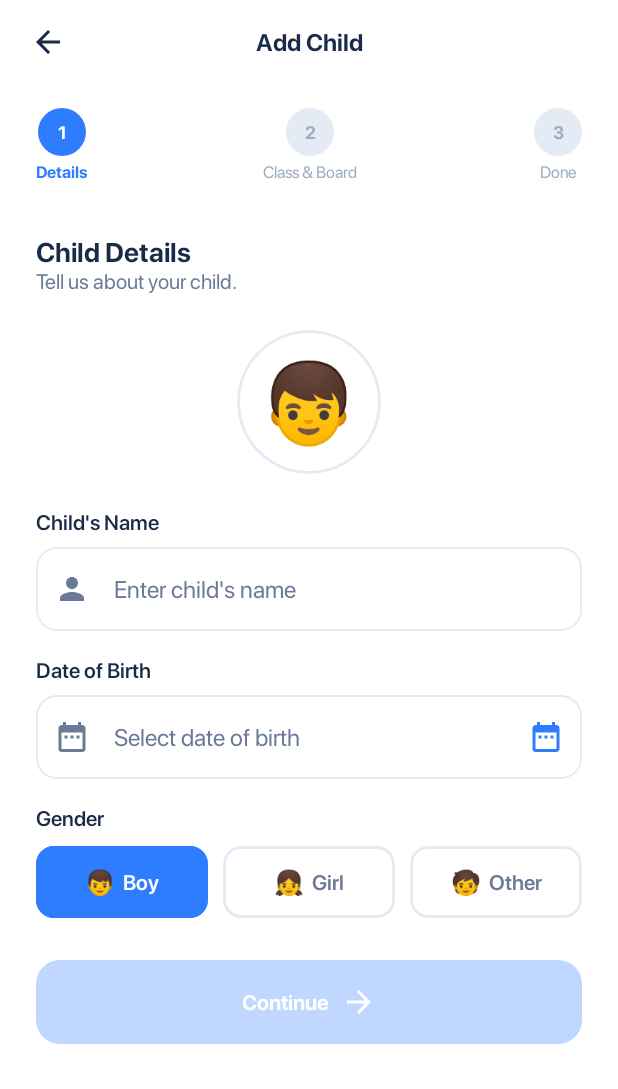
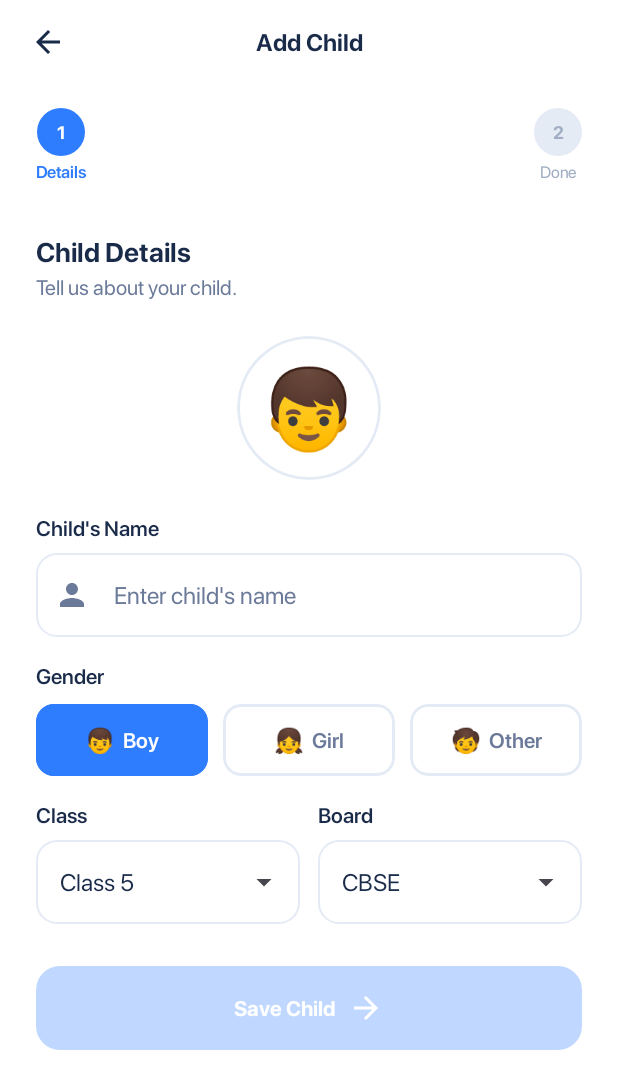
Before and after one commit to userAksh/Eduksha, an Android app built with Jetpack Compose: the AddChildScreen screen opened through its navigation route, after a tap on "Add Your First Child", on a phone screen of 412 x 824 dp. Shown: the top 1089 px of the screen. Run offline under Robolectric (Android 15) with nearby library versions, the phone set to English and light mode, and no system bars; our stand-ins replace Dagger/Hilt's generated code, Firebase (no records; nobody signed in at launch, a user with empty details on screens opened directly); Roboto replaces fonts that are not available here.

Commit message:
Collapse Add Child wizard to 2 steps — remove DOB, merge class/board into details
- Remove Date of Birth field and DatePicker logic entirely
- Merge Class + Board dropdowns into Step 1 (Details)
- Delete ClassBoardStep composable
- Stepper now shows 2 steps: Details → Done
- ViewModel: drop CLASS_BOARD enum value, drop updateDob + continueToClassBoard methods
- ChildDraft no longer has dateOfBirth

Co-Authored-By: Claude Sonnet 4.6 <noreply@anthropic.com>

```diff
--- a/app/src/main/java/com/dobi/app/feature/addchild/AddChildScreen.kt
+++ b/app/src/main/java/com/dobi/app/feature/addchild/AddChildScreen.kt
@@ -153,16 +153,10 @@ fun AddChildScreen(
             AddChildStep.WELCOME -> WelcomeStep(onStart = viewModel::startAdding)
             AddChildStep.DETAILS -> DetailsStep(
                 draft = draft,
+                isSaving = isSaving,
                 error = error,
                 onNameChange = viewModel::updateName,
-                onDobChange = viewModel::updateDob,
                 onGenderChange = viewModel::updateGender,
-                onContinue = viewModel::continueToClassBoard
-            )
-            AddChildStep.CLASS_BOARD -> ClassBoardStep(
-                draft = draft,
-                isSaving = isSaving,
-                error = error,
                 onGradeChange = viewModel::updateGrade,
                 onBoardChange = viewModel::updateBoard,
                 onSave = viewModel::saveChild
@@ -203,7 +197,7 @@ private fun WelcomeStep(onStart: () -> Unit) {
             )
         }
 
-        Spacer(Modifier.height(4.dp))
+        Spacer(Modifier.height(14.dp))
 
         Text(
             text = "Add Your Child",
@@ -313,11 +307,11 @@ private fun FeatureRow(emoji: String, bg: Color, title: String, subtitle: String
             Text(
                 text = title,
                 fontSize = 14.sp,
-                fontWeight = SFProBold,
+                fontWeight = SFProSemiBold,
                 lineHeight = 22.sp,
                 color = DobiTextPrimary
             )
-            Spacer(Modifier.height(4.dp))
+            Spacer(Modifier.height(2.dp))
             Text(
                 text = subtitle,
                 fontSize = 12.sp,
@@ -335,36 +329,18 @@ private fun FeatureRow(emoji: String, bg: Color, title: String, subtitle: String
 @Composable
 private fun DetailsStep(
     draft: ChildDraft,
+    isSaving: Boolean,
     error: String?,
     onNameChange: (String) -> Unit,
-    onDobChange: (String) -> Unit,
     onGenderChange: (Gender) -> Unit,
-    onContinue: () -> Unit
+    onGradeChange: (Int) -> Unit,
+    onBoardChange: (String) -> Unit,
+    onSave: () -> Unit
 ) {
-    var showDatePicker by remember { mutableStateOf(false) }
-    val datePickerState = rememberDatePickerState()
-
-    if (showDatePicker) {
-        DatePickerDialog(
-            onDismissRequest = { showDatePicker = false },
-            confirmButton = {
-                TextButton(onClick = {
-                    showDatePicker = false
-                    datePickerState.selectedDateMillis?.let { millis ->
-                        val fmt = SimpleDateFormat("dd/MM/yyyy", Locale.getDefault())
-                        onDobChange(fmt.format(Date(millis)))
-                    }
-                }) { Text("OK", color = DobiPrimary) }
-            },
-            dismissButton = {
-                TextButton(onClick = { showDatePicker = false }) {
-                    Text("Cancel", color = DobiTextSecondary)
-                }
-            }
-        ) {
-            DatePicker(state = datePickerState)
-        }
-    }
+    var gradeExpanded by remember { mutableStateOf(false) }
+    var boardExpanded by remember { mutableStateOf(false) }
+    val grades = (2..9).toList()
+    val boards = listOf("CBSE", "ICSE")
 
     Column(
         modifier = Modifier
@@ -383,6 +359,7 @@ private fun DetailsStep(
                 style = MaterialTheme.typography.headlineSmall.copy(fontWeight = SFProBold),
                 color = DobiTextPrimary
             )
+            Spacer(Modifier.height(4.dp))
             Text(
                 "Tell us about your child.",
                 style = MaterialTheme.typography.bodyMedium,
@@ -425,31 +402,6 @@ private fun DetailsStep(
 
             Spacer(Modifier.height(18.dp))
 
-            FieldLabel("Date of Birth")
-            Spacer(Modifier.height(8.dp))
-            OutlinedTextField(
-                value = draft.dateOfBirth,
-                onValueChange = {},
-                placeholder = { Text("Select date of birth", color = DobiTextSecondary) },
-                leadingIcon = {
-                    Icon(Icons.Default.DateRange, contentDescription = null, tint = DobiTextSecondary)
-                },
-                trailingIcon = {
-                    Icon(Icons.Default.DateRange, contentDescription = null, tint = DobiPrimary)
-                },
-                readOnly = true,
-                modifier = Modifier
-                    .fillMaxWidth()
-                    .clickable(
-                        interactionSource = remember { MutableInteractionSource() },
-                        indication = null
-                    ) { showDatePicker = true },
-                shape = RoundedCornerShape(14.dp),
-                colors = fieldColors()
-            )
-
-            Spacer(Modifier.height(18.dp))
-
             FieldLabel("Gender")
             Spacer(Modifier.height(10.dp))
             Row(modifier = Modifier.fillMaxWidth(), horizontalArrangement = Arrangement.spacedBy(10.dp)) {
@@ -485,116 +437,10 @@ private fun DetailsStep(
                 }
             }
 
-            if (error != null) {
-                Spacer(Modifier.height(12.dp))
-                ErrorBox(error)
-            }
+            Spacer(Modifier.height(18.dp))
 
-            Spacer(Modifier.height(28.dp))
-
-            Button(
-                onClick = onContinue,
-                modifier = Modifier.fillMaxWidth().height(56.dp),
-                shape = RoundedCornerShape(16.dp),
-                enabled = draft.name.isNotBlank(),
-                colors = ButtonDefaults.buttonColors(
-                    containerColor = DobiPrimary,
-                    disabledContainerColor = DobiPrimaryLight.copy(alpha = 0.35f)
-                )
-            ) {
-                Text(
-                    "Continue",
-                    style = MaterialTheme.typography.titleSmall.copy(fontWeight = SFProBold),
-                    color = Color.White
-                )
-                Spacer(Modifier.width(8.dp))
-                Icon(Icons.AutoMirrored.Filled.ArrowForward, contentDescription = null, tint = Color.White)
-            }
-
-            Spacer(Modifier.height(32.dp))
-        }
-    }
-}
-
-// ── Step 2 — Class & Board ────────────────────────────────────────────────────
-
-@OptIn(ExperimentalMaterial3Api::class)
-@Composable
-private fun ClassBoardStep(
-    draft: ChildDraft,
-    isSaving: Boolean,
-    error: String?,
-    onGradeChange: (Int) -> Unit,
-    onBoardChange: (String) -> Unit,
-    onSave: () -> Unit
-) {
-    var gradeExpanded by remember { mutableStateOf(false) }
-    var boardExpanded by remember { mutableStateOf(false) }
-    val grades = (2..9).toList()
-    val boards = listOf("CBSE", "ICSE")
-
-    Column(
-        modifier = Modifier
-            .fillMaxSize()
-            .background(DobiBackground)
-            .verticalScroll(rememberScrollState())
-            .imePadding()
-    ) {
-        StepperBar(currentStep = 2)
-
-        Column(modifier = Modifier.padding(horizontal = 24.dp)) {
-            Spacer(Modifier.height(20.dp))
-
-            Text(
-                "Class & Board",
-                style = MaterialTheme.typography.headlineSmall.copy(fontWeight = SFProBold),
-                color = DobiTextPrimary
-            )
-            Text(
-                "Select your child's class and board.",
-                style = MaterialTheme.typography.bodyMedium,
-                color = DobiTextSecondary
-            )
-
-            Spacer(Modifier.height(24.dp))
-
-            // Preview card
-            Row(
-                modifier = Modifier
-                    .fillMaxWidth()
-                    .clip(RoundedCornerShape(16.dp))
-                    .background(DobiPrimaryContainer)
-                    .padding(16.dp),
-                verticalAlignment = Alignment.CenterVertically
-            ) {
-                Box(
-                    modifier = Modifier
-                        .size(52.dp)
-                        .clip(CircleShape)
-                        .background(Color.White),
-                    contentAlignment = Alignment.Center
-                ) {
-                    Text(draft.gender.emoji, fontSize = 28.sp)
-                }
-                Spacer(Modifier.width(14.dp))
-                Column {
-                    Text(
-                        draft.name.ifBlank { "Your child" },
-                        style = MaterialTheme.typography.titleSmall.copy(fontWeight = SFProBold),
-                        color = DobiPrimary
-                    )
-                    if (draft.dateOfBirth.isNotBlank()) {
-                        Text(
-                            "DOB: ${draft.dateOfBirth}",
-                            style = MaterialTheme.typography.bodySmall,
-                            color = DobiTextSecondary
-                        )
-                    }
-                }
-            }
-
-            Spacer(Modifier.height(24.dp))
-
+            Row(modifier = Modifier.fillMaxWidth()) {
+                Column(modifier = Modifier.weight(1f)) {
                     FieldLabel("Class")
                     Spacer(Modifier.height(8.dp))
                     ExposedDropdownMenuBox(expanded = gradeExpanded, onExpandedChange = { gradeExpanded = it }) {
@@ -620,9 +466,11 @@ private fun ClassBoardStep(
                             }
                         }
                     }
+                }
 
-            Spacer(Modifier.height(18.dp))
+                Spacer(Modifier.width(12.dp))
 
+                Column(modifier = Modifier.weight(1f)) {
                     FieldLabel("Board")
                     Spacer(Modifier.height(8.dp))
                     ExposedDropdownMenuBox(expanded = boardExpanded, onExpandedChange = { boardExpanded = it }) {
@@ -648,6 +496,8 @@ private fun ClassBoardStep(
                             }
                         }
                     }
+                }
+            }
 
             if (error != null) {
                 Spacer(Modifier.height(12.dp))
@@ -660,8 +510,11 @@ private fun ClassBoardStep(
                 onClick = onSave,
                 modifier = Modifier.fillMaxWidth().height(56.dp),
                 shape = RoundedCornerShape(16.dp),
-                enabled = !isSaving,
-                colors = ButtonDefaults.buttonColors(containerColor = DobiPrimary)
+                enabled = draft.name.isNotBlank() && !isSaving,
+                colors = ButtonDefaults.buttonColors(
+                    containerColor = DobiPrimary,
+                    disabledContainerColor = DobiPrimaryLight.copy(alpha = 0.35f)
+                )
             ) {
                 if (isSaving) {
                     CircularProgressIndicator(color = Color.White, strokeWidth = 2.dp, modifier = Modifier.size(22.dp))
@@ -681,7 +534,7 @@ private fun ClassBoardStep(
     }
 }
 
-// ── Step 3 — Done ─────────────────────────────────────────────────────────────
+// ── Step 2 — Done ─────────────────────────────────────────────────────────────
 
 private val childCardColors = listOf(
     Pair(Color(0xFFDBEAFE), Color(0xFF1D4ED8)),
@@ -708,7 +561,7 @@ private fun DoneStep(
             .fillMaxSize()
             .background(DobiBackground)
     ) {
-        StepperBar(currentStep = 3)
+        StepperBar(currentStep = 2)
 
         Column(
             modifier = Modifier
@@ -849,7 +702,7 @@ private fun DoneStep(
 
 @Composable
 private fun StepperBar(currentStep: Int) {
-    val steps = listOf("Details", "Class & Board", "Done")
+    val steps = listOf("Details", "Done")
     Row(
         modifier = Modifier
             .fillMaxWidth()
@@ -893,7 +746,7 @@ private fun StepperBar(currentStep: Int) {
                 Spacer(Modifier.height(4.dp))
                 Text(
                     label,
-                    style = MaterialTheme.typography.labelSmall.copy(fontWeight = if (isActive) SFProBold else SFProRegular),
+                    style = MaterialTheme.typography.labelSmall.copy(fontWeight = if (isActive) SFProSemiBold else SFProRegular),
                     color = if (isActive) DobiPrimary else DobiTextTertiary
                 )
             }
```
Also changed, not shown: app/src/main/java/com/dobi/app/feature/addchild/AddChildViewModel.kt (+2 -11 lines). Lines whose indentation alone changed are shown as unchanged.
